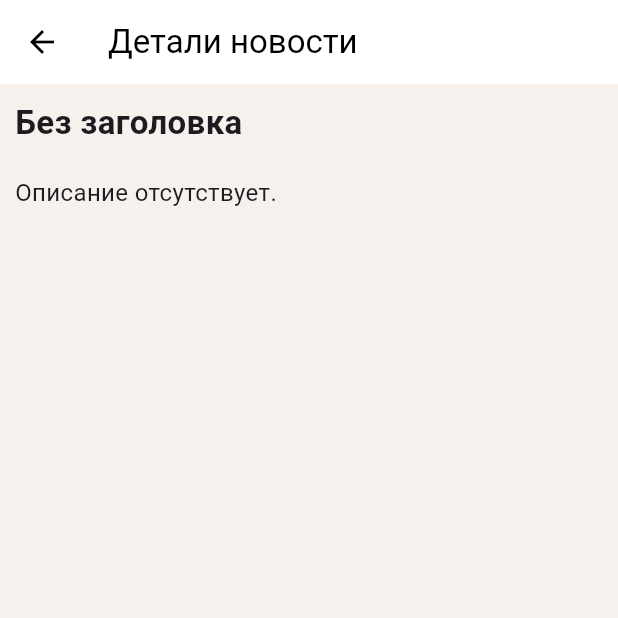
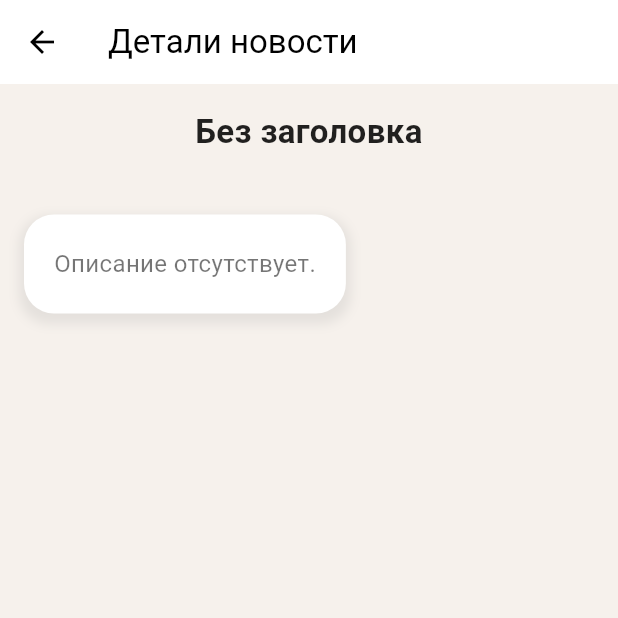
Before and after one commit to NikkyFreaky/TUSUR_RMP, a Flutter app: the NewsDetailScreen screen opened directly, on a phone screen of 412 x 824 dp, the top half of it. Run offline on Flutter 3.47's test engine with Material 3 defaults, Android fonts, the phone set to English and light mode, and no system bars; our stand-ins replace flutter_bloc; network calls fail.

Commit message:
a little code refactoring

```diff
--- a/lib/screens/news_detail_screen.dart
+++ b/lib/screens/news_detail_screen.dart
@@ -27,30 +27,73 @@ class NewsDetailScreen extends StatelessWidget {
         width: double.infinity,
         height: double.infinity,
         child: Padding(
-          padding: const EdgeInsets.all(10),
+          padding: const EdgeInsets.all(16),
           child: SingleChildScrollView(
             child: Column(
               crossAxisAlignment: CrossAxisAlignment.start,
               children: [
-                Text(
+                Center(
+                  child: Text(
                     article?.title ?? 'Без заголовка',
                     style: const TextStyle(
                       fontSize: 22,
                       fontWeight: FontWeight.bold,
+                      color: Colors.black87,
+                    ),
+                    textAlign: TextAlign.center,
                   ),
                 ),
-                const SizedBox(height: 10),
+                const SizedBox(height: 20),
                 if (article?.urlToImage != null)
-                  Image.network(
+                  ClipRRect(
+                    borderRadius: BorderRadius.circular(20),
+                    child: Image.network(
                       article!.urlToImage!,
                       width: double.infinity,
                       fit: BoxFit.cover,
+                      errorBuilder: (context, error, stackTrace) => Container(
+                        color: Colors.grey.shade300,
+                        height: 200,
+                        child: const Center(
+                          child: Icon(
+                            Icons.broken_image,
+                            color: Colors.grey,
+                            size: 80,
                           ),
-                const SizedBox(height: 10),
+                        ),
+                      ),
+                    ),
+                  ),
+                const SizedBox(height: 20),
+                Container(
+                  padding: const EdgeInsets.all(20),
+                  decoration: BoxDecoration(
+                    color: blockColor,
+                    borderRadius: BorderRadius.circular(20),
+                    boxShadow: [
+                      BoxShadow(
+                        color: Colors.grey.withOpacity(0.2),
+                        spreadRadius: 3,
+                        blurRadius: 6,
+                        offset: const Offset(0, 4),
+                      ),
+                    ],
+                  ),
+                  child: Column(
+                    crossAxisAlignment: CrossAxisAlignment.start,
+                    children: [
                       Text(
                         article?.description ?? 'Описание отсутствует.',
-                  style: const TextStyle(fontSize: 16),
-                )
+                        style: const TextStyle(
+                          fontSize: 16,
+                          color: Colors.black54,
+                          height: 1.6,
+                        ),
+                        textAlign: TextAlign.justify,
+                      ),
+                    ],
+                  ),
+                ),
               ],
             ),
           ),
```
Also changed, not shown: lib/main.dart (+2 -8 lines), lib/screens/edit_profile_screen.dart (+38 -31 lines), lib/screens/home_screen.dart (+65 -57 lines). Lines whose indentation alone changed are shown as unchanged.
